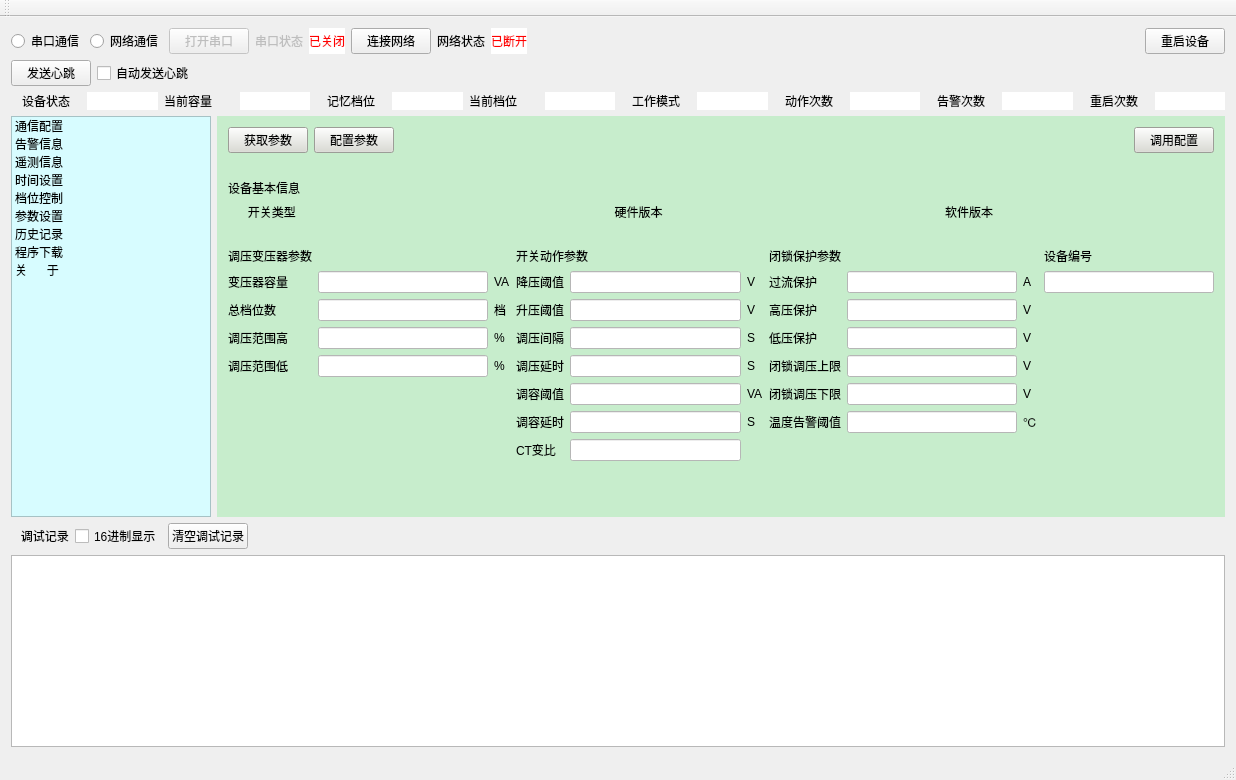
Old version of the form zx_yzty/yzty.ui in the repository yaoyanlianglove/zx-win-wifi.
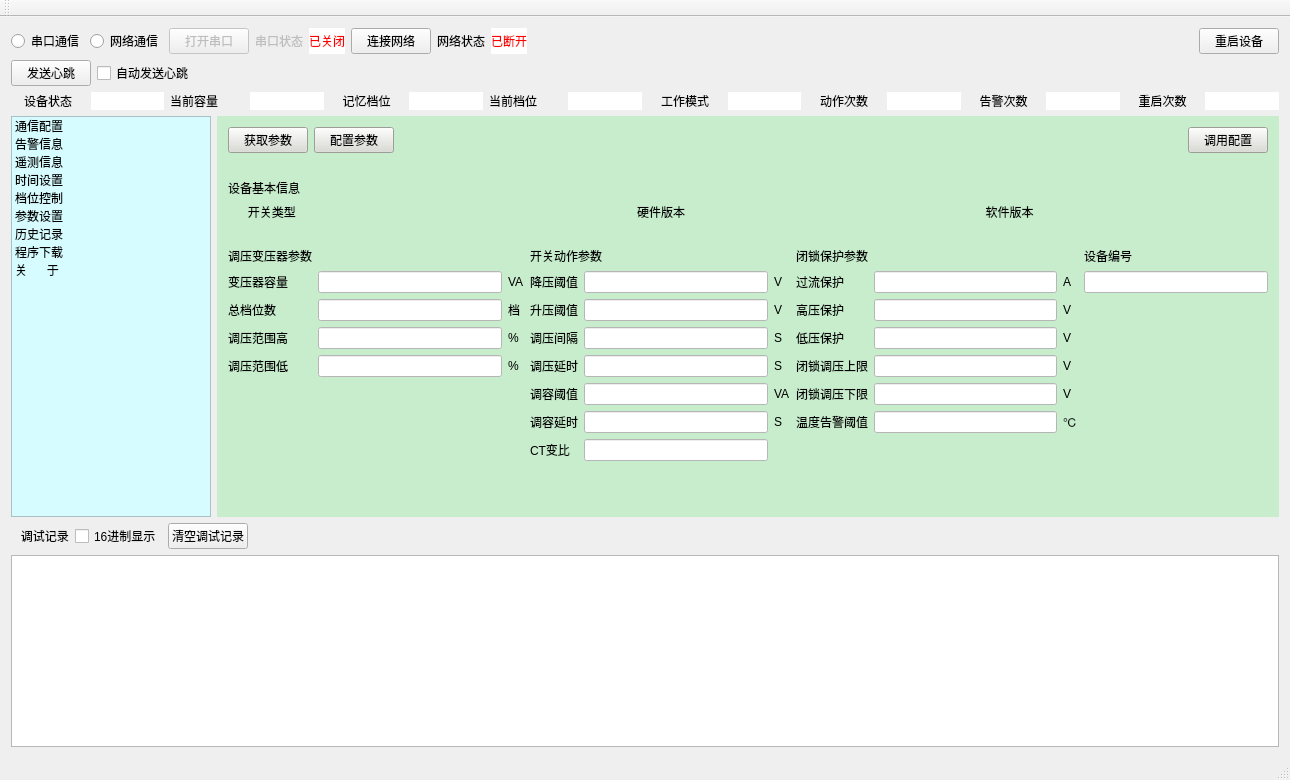
New version of the form. The open tabs and pages were chosen to show the change.

```diff
--- a/zx_yzty/yzty.ui
+++ b/zx_yzty/yzty.ui
@@ -6,7 +6,7 @@
    <rect>
     <x>0</x>
     <y>0</y>
-    <width>1182</width>
+    <width>1290</width>
     <height>780</height>
    </rect>
   </property>
@@ -1861,6 +1861,9 @@
             </item>
             <item row="3" column="1">
              <widget class="QLineEdit" name="tran_high_per">
+              <property name="enabled">
+               <bool>false</bool>
+              </property>
               <property name="styleSheet">
                <string notr="true">background-color: rgb(255, 255, 255);</string>
               </property>
@@ -1875,6 +1878,9 @@
             </item>
             <item row="4" column="1">
              <widget class="QLineEdit" name="tran_low_per">
+              <property name="enabled">
+               <bool>false</bool>
+              </property>
               <property name="styleSheet">
                <string notr="true">background-color: rgb(255, 255, 255);</string>
               </property>
```
Left out of the diff: 4 changed lines with no effect on the pictures.
